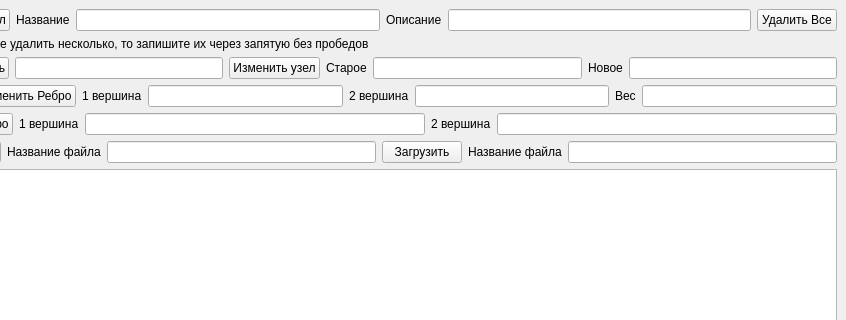
dennnniska/MyCode, file sq/mainwindow.ui: the form before one commit; both pictures show x 88 to 934 and y 0 to 320 of the 934 by 708 pixel window.
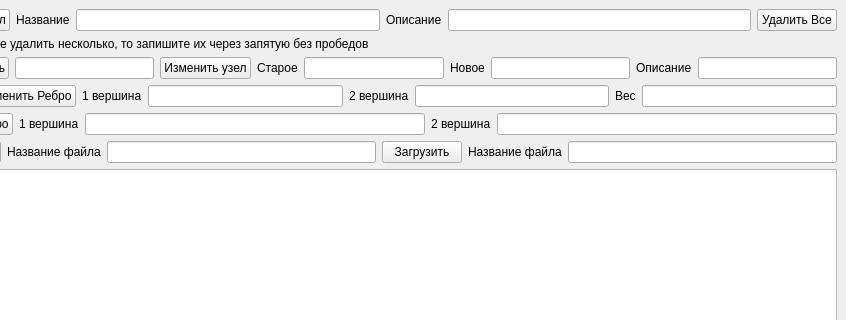
The form after the commit.

What changed in the file:
```diff
--- a/sq/mainwindow.ui
+++ b/sq/mainwindow.ui
@@ -103,6 +103,16 @@
       <item>
        <widget class="QLineEdit" name="new_2"/>
       </item>
+      <item>
+       <widget class="QLabel" name="label_13">
+        <property name="text">
+         <string>Описание</string>
+        </property>
+       </widget>
+      </item>
+      <item>
+       <widget class="QLineEdit" name="new_fname"/>
+      </item>
      </layout>
     </item>
     <item>
```
